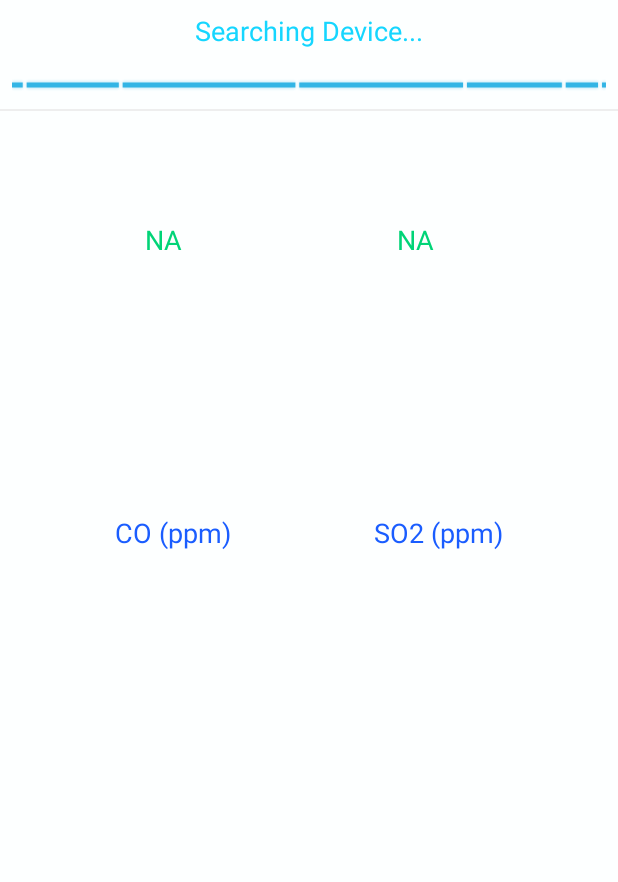
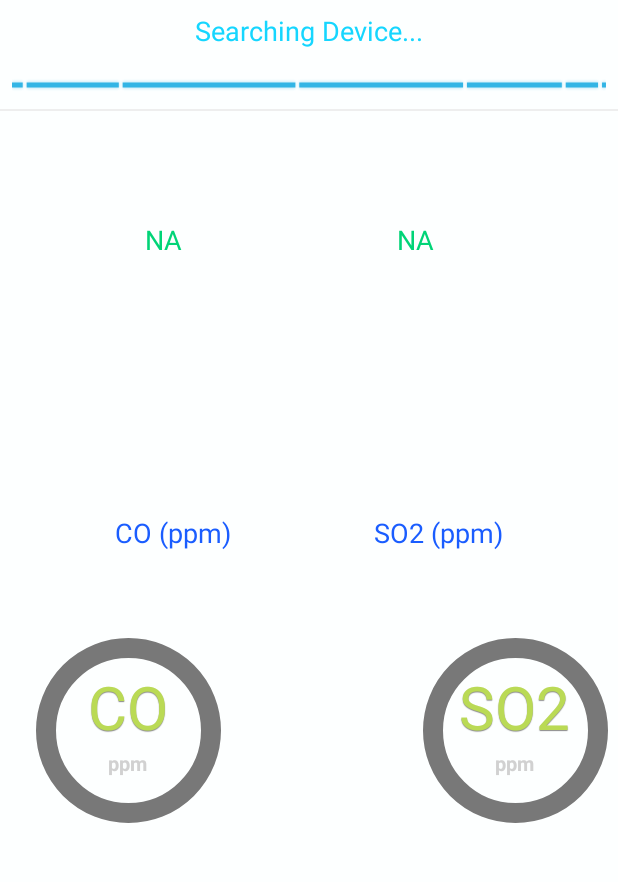
Before and after one commit to ChanakaCooray/AirPollutionMonitoring-AndroidApp, an Android app: the screen it shows after launch (DeviceListActivity), on a phone screen of 412 x 824 dp, the part 121-1003 px from its top. Run offline under Robolectric (Android 15) with nearby library versions, the phone set to English and light mode, and no system bars.

Commit message:
Adding UI library

```diff
--- /dev/null
+++ b/library/src/main/java/com/lylc/widget/circularprogressbar/CircularProgressBar.java
@@ -0,0 +1,287 @@
+/*
+ * Copyright 2013 Leon Cheng
+ *
+ * Licensed under the Apache License, Version 2.0 (the "License");
+ * you may not use this file except in compliance with the License.
+ * You may obtain a copy of the License at
+ *
+ *     http://www.apache.org/licenses/LICENSE-2.0
+ *
+ * Unless required by applicable law or agreed to in writing, software
+ * distributed under the License is distributed on an "AS IS" BASIS,
+ * WITHOUT WARRANTIES OR CONDITIONS OF ANY KIND, either express or implied.
+ * See the License for the specific language governing permissions and
+ * limitations under the License.
+ */
+
+package com.lylc.widget.circularprogressbar;
+
+import android.animation.Animator;
+import android.animation.Animator.AnimatorListener;
+import android.animation.ObjectAnimator;
+import android.animation.ValueAnimator;
+import android.animation.ValueAnimator.AnimatorUpdateListener;
+import android.content.Context;
+import android.content.res.Resources;
+import android.content.res.TypedArray;
+import android.graphics.Canvas;
+import android.graphics.Color;
+import android.graphics.Paint;
+import android.graphics.Paint.Style;
+import android.graphics.RectF;
+import android.graphics.Typeface;
+import android.text.TextUtils;
+import android.util.AttributeSet;
+import android.util.Log;
+import android.view.View;
+import android.view.animation.LinearInterpolator;
+import android.widget.ProgressBar;
+import com.lylc.widget.circularprogressbar.R;
+
+public class CircularProgressBar extends ProgressBar{
+	private static final String TAG = "CircularProgressBar";
+
+	private static final int STROKE_WIDTH = 20;
+
+	private String mTitle = "";
+	private String mSubTitle = "";
+
+	private int mStrokeWidth = STROKE_WIDTH;
+
+	private final RectF mCircleBounds = new RectF();
+
+	private final Paint mProgressColorPaint = new Paint();
+	private final Paint mBackgroundColorPaint = new Paint();
+	private final Paint mTitlePaint = new Paint();
+	private final Paint mSubtitlePaint = new Paint();
+
+	private boolean mHasShadow = true;
+	private int mShadowColor = Color.BLACK;
+
+	public interface ProgressAnimationListener{
+		public void onAnimationStart();
+		public void onAnimationFinish();
+		public void onAnimationProgress(int progress);
+	}
+
+	public CircularProgressBar(Context context) {
+		super(context);
+		init(null, 0);
+	}
+
+	public CircularProgressBar(Context context, AttributeSet attrs) {
+		super(context, attrs);
+		init(attrs, 0);
+	}
+
+	public CircularProgressBar(Context context, AttributeSet attrs, int defStyle) {
+		super(context, attrs, defStyle);
+		init(attrs, defStyle);
+	}
+
+	public void init(AttributeSet attrs, int style){
+		//so that shadow shows up properly for lines and arcs
+		setLayerType(View.LAYER_TYPE_SOFTWARE, null);
+
+		TypedArray a = getContext().obtainStyledAttributes(attrs,
+				R.styleable.CircularProgressBar, style, 0);
+
+		String color;
+		Resources res = getResources();
+
+		this.mHasShadow = a.getBoolean(R.styleable.CircularProgressBar_cpb_hasShadow, true);
+
+		color = a.getString(R.styleable.CircularProgressBar_cpb_progressColor);
+		if(color==null)
+			mProgressColorPaint.setColor(res.getColor(R.color.circular_progress_default_progress));
+		else
+			mProgressColorPaint.setColor(Color.parseColor(color));
+
+		color = a.getString(R.styleable.CircularProgressBar_cpb_backgroundColor);
+		if(color==null)
+			mBackgroundColorPaint.setColor(res.getColor(R.color.circular_progress_default_background));
+		else
+			mBackgroundColorPaint.setColor(Color.parseColor(color));
+
+		color = a.getString(R.styleable.CircularProgressBar_cpb_titleColor);
+		if(color==null)
+			mTitlePaint.setColor(res.getColor(R.color.circular_progress_default_title));
+		else
+			mTitlePaint.setColor(Color.parseColor(color));
+
+		color = a.getString(R.styleable.CircularProgressBar_cpb_subtitleColor);
+		if(color==null)
+			mSubtitlePaint.setColor(res.getColor(R.color.circular_progress_default_subtitle));
+		else
+			mSubtitlePaint.setColor(Color.parseColor(color));
+
+
+		String t = a.getString(R.styleable.CircularProgressBar_cpb_title);
+		if(t!=null)
+			mTitle = t;
+
+		t = a.getString(R.styleable.CircularProgressBar_cpb_subtitle);
+		if(t!=null)
+			mSubTitle = t;
+
+		mStrokeWidth = a.getInt(R.styleable.CircularProgressBar_cpb_strokeWidth, STROKE_WIDTH);
+
+		a.recycle();
+
+
+		mProgressColorPaint.setAntiAlias(true);
+		mProgressColorPaint.setStyle(Paint.Style.STROKE);
+		mProgressColorPaint.setStrokeWidth(mStrokeWidth);
+
+		mBackgroundColorPaint.setAntiAlias(true);
+		mBackgroundColorPaint.setStyle(Paint.Style.STROKE);
+		mBackgroundColorPaint.setStrokeWidth(mStrokeWidth);
+
+		mTitlePaint.setTextSize(60);
+		mTitlePaint.setStyle(Style.FILL);
+		mTitlePaint.setAntiAlias(true);
+		mTitlePaint.setTypeface(Typeface.create("Roboto-Thin", Typeface.NORMAL));
+		mTitlePaint.setShadowLayer(0.1f, 0, 1, Color.GRAY);
+
+		mSubtitlePaint.setTextSize(20);
+		mSubtitlePaint.setStyle(Style.FILL);
+		mSubtitlePaint.setAntiAlias(true);
+		mSubtitlePaint.setTypeface(Typeface.create("Roboto-Thin", Typeface.BOLD));
+		//		mSubtitlePaint.setShadowLayer(0.1f, 0, 1, Color.GRAY);
+	}
+
+	@Override
+	protected synchronized void onDraw(Canvas canvas) {
+		canvas.drawArc(mCircleBounds, 0, 360 , false, mBackgroundColorPaint);
+
+		int prog = getProgress();
+		float scale = getMax() > 0 ? (float)prog/getMax() *360: 0;
+
+		if(mHasShadow)
+			mProgressColorPaint.setShadowLayer(	3, 0, 1, mShadowColor);
+		canvas.drawArc(mCircleBounds, 270, scale , false, mProgressColorPaint);
+
+
+		if(!TextUtils.isEmpty(mTitle)){
+			int xPos =  (int)(getMeasuredWidth()/2 - mTitlePaint.measureText(mTitle) / 2);
+			int yPos = (int) (getMeasuredHeight()/2);
+
+			float titleHeight = Math.abs(mTitlePaint.descent() + mTitlePaint.ascent());
+			if(TextUtils.isEmpty(mSubTitle)){
+				yPos += titleHeight/2;
+			}
+			canvas.drawText(mTitle, xPos, yPos, mTitlePaint);
+
+			yPos += titleHeight;
+			xPos = (int)(getMeasuredWidth()/2 - mSubtitlePaint.measureText(mSubTitle) / 2);
+
+			canvas.drawText(mSubTitle, xPos, yPos, mSubtitlePaint);
+		}
+
+		super.onDraw(canvas);
+	}
+
+	@Override
+	protected void onMeasure(final int widthMeasureSpec, final int heightMeasureSpec) {
+		final int height = getDefaultSize(getSuggestedMinimumHeight(), heightMeasureSpec);
+		final int width = getDefaultSize(getSuggestedMinimumWidth(), widthMeasureSpec);
+		final int min = Math.min(width, height);
+		setMeasuredDimension(min+2*STROKE_WIDTH, min+2*STROKE_WIDTH);
+
+		mCircleBounds.set(STROKE_WIDTH, STROKE_WIDTH, min+STROKE_WIDTH, min+STROKE_WIDTH);
+	}
+
+	@Override
+	public synchronized void setProgress(int progress) {
+		super.setProgress(progress);
+
+		// the setProgress super will not change the details of the progress bar
+		// anymore so we need to force an update to redraw the progress bar
+		invalidate();
+	}
+
+	public void animateProgressTo(final int start, final int end, final ProgressAnimationListener listener){
+		if(start!=0)
+			setProgress(start);
+
+		final ObjectAnimator progressBarAnimator = ObjectAnimator.ofFloat(this, "animateProgress", start, end);
+		progressBarAnimator.setDuration(1500);
+		//		progressBarAnimator.setInterpolator(new AnticipateOvershootInterpolator(2f, 1.5f));
+		progressBarAnimator.setInterpolator(new LinearInterpolator());
+
+		progressBarAnimator.addListener(new AnimatorListener() {
+			@Override
+			public void onAnimationCancel(final Animator animation) {
+			}
+
+			@Override
+			public void onAnimationEnd(final Animator animation) {
+				CircularProgressBar.this.setProgress(end);
+				if(listener!=null)
+					listener.onAnimationFinish();
+			}
+
+			@Override
+			public void onAnimationRepeat(final Animator animation) {
+			}
+
+			@Override
+			public void onAnimationStart(final Animator animation) {
+				if(listener!=null)
+					listener.onAnimationStart();
+			}
+		});
+
+		progressBarAnimator.addUpdateListener(new AnimatorUpdateListener() {
+			@Override
+			public void onAnimationUpdate(final ValueAnimator animation) {
+				int progress = ((Float) animation.getAnimatedValue()).intValue();
+				if(progress!=CircularProgressBar.this.getProgress()){
+					Log.d(TAG, progress + "");
+					CircularProgressBar.this.setProgress(progress);
+					if(listener!=null)
+						listener.onAnimationProgress(progress);
+				}
+			}
+		});
+		progressBarAnimator.start();
+	}
+
+	public synchronized void setTitle(String title){
+		this.mTitle = title;
+		invalidate();
+	}
+
+	public synchronized void setSubTitle(String subtitle){
+		this.mSubTitle = subtitle;
+		invalidate();
+	}
+
+	public synchronized void setSubTitleColor(int color){
+		mSubtitlePaint.setColor(color);
+		invalidate();
+	}
+
+	public synchronized void setTitleColor(int color){
+		mTitlePaint.setColor(color);
+		invalidate();
+	}
+
+	public synchronized void setHasShadow(boolean flag){
+		this.mHasShadow = flag;
+		invalidate();
+	}
+
+	public synchronized void setShadow(int color){
+		this.mShadowColor = color;
+		invalidate();
+	}
+
+	public String getTitle(){
+		return mTitle;
+	}
+
+	public boolean getHasShadow(){
+		return mHasShadow;
+	}
+}
--- /dev/null
+++ b/library/src/main/res/values/colors.xml
@@ -0,0 +1,7 @@
+<?xml version="1.0" encoding="utf-8"?>
+<resources>
+    <color name="circular_progress_default_progress">#bada55</color>
+	<color name="circular_progress_default_background">#787878</color>
+	<color name="circular_progress_default_title">#bada55</color>
+	<color name="circular_progress_default_subtitle">#D1D1D1</color>
+</resources>
--- /dev/null
+++ b/library/src/main/res/values/styles.xml
@@ -0,0 +1,22 @@
+<?xml version="1.0" encoding="utf-8"?>
+
+<resources xmlns:android="http://schemas.android.com/apk/res/android" xmlns:circular="http://schemas.android.com/apk/res/com.vimana.widgets.progressbar">
+
+    <style name="Widget"/>
+
+    <style name="Widget.ProgressBar.CircularProgressBar" parent="Widget">
+        <item name="android:indeterminateOnly">false</item>
+        <item name="android:adjustViewBounds">true</item>
+        <item name="cpb_progressColor">@color/circular_progress_default_progress</item>
+        <item name="cpb_hasShadow">true</item>
+        <item name="cpb_strokeWidth">20</item>
+        <item name="cpb_titleColor">@color/circular_progress_default_title</item>
+        <item name="cpb_subtitleColor">@color/circular_progress_default_subtitle</item>
+    </style>
+
+    <style name="Widget.ProgressBar.Holo.CircularProgressBar" parent="Widget.ProgressBar.CircularProgressBar">
+        <item name="cpb_hasShadow">false</item>
+        <item name="cpb_strokeWidth">5</item>
+    </style>
+
+</resources>
--- a/settings.gradle
+++ b/settings.gradle
@@ -1 +1 @@
-include 'usbSerialForAndroid', 'usbSerialExamples'
+include 'usbSerialForAndroid', 'library', 'usbSerialExamples'
--- a/usbSerialExamples/build.gradle
+++ b/usbSerialExamples/build.gradle
@@ -30,4 +30,6 @@ dependencies {
     compile 'com.couchbase.lite:couchbase-lite-android:1.1.0-17'
 
     compile project(':usbSerialForAndroid')
+
+    compile project(':library')
 }
--- a/usbSerialExamples/src/main/AndroidManifest.xml
+++ b/usbSerialExamples/src/main/AndroidManifest.xml
@@ -4,7 +4,7 @@
     android:versionCode="1"
     android:versionName="1.0">
 
-    <uses-sdk android:minSdkVersion="12" />
+    <uses-sdk android:minSdkVersion="15" />
 
     <uses-feature
         android:name="android.hardware.usb.host"
--- a/usbSerialExamples/src/main/java/com/hoho/android/usbserial/examples/DeviceListActivity.java
+++ b/usbSerialExamples/src/main/java/com/hoho/android/usbserial/examples/DeviceListActivity.java
@@ -16,6 +16,8 @@ import android.widget.ProgressBar;
 import android.widget.ScrollView;
 import android.widget.TextView;
 import android.widget.Toast;
+
+import com.lylc.widget.circularprogressbar.CircularProgressBar;
 
 /**
  * Main activity in application which start background process to handle USB data receive and sync.
@@ -38,6 +40,9 @@ public class DeviceListActivity extends Activity implements UsbDataReceiver.Rece
     private boolean syncData;
     private int updateFrequency;
 
+    CircularProgressBar coBar;
+    CircularProgressBar so2Bar;
+
     @Override
     public void onCreate(Bundle savedInstanceState) {
         super.onCreate(savedInstanceState);
@@ -55,6 +60,8 @@ public class DeviceListActivity extends Activity implements UsbDataReceiver.Rece
         mReceiver = new UsbDataReceiver(new Handler());
         mReceiver.setReceiver(this);
 
+        coBar = (CircularProgressBar) findViewById(R.id.coBar);
+        so2Bar = (CircularProgressBar) findViewById(R.id.so2Bar);
 
         actionBar = getActionBar();
         actionBar.setDisplayHomeAsUpEnabled(true);
@@ -132,6 +139,9 @@ public class DeviceListActivity extends Activity implements UsbDataReceiver.Rece
 
                     mCOValue.setText(results[0]);
                     mSO2Value.setText(results[1]);
+
+                    coBar.setProgress(Integer.parseInt(results[0])/10);
+                    so2Bar.setProgress(Integer.parseInt(results[1]) / 10);
                 }
                 break;
 
--- a/usbSerialExamples/src/main/java/com/hoho/android/usbserial/examples/SerialConsoleActivity.java
+++ b/usbSerialExamples/src/main/java/com/hoho/android/usbserial/examples/SerialConsoleActivity.java
@@ -116,7 +116,6 @@ public class SerialConsoleActivity extends Activity {
                     on=true;
                 }
                 mSerialIoManager.writeAsync(s.getBytes());
-
             }
         });
     }
--- a/usbSerialExamples/src/main/res/layout/main.xml
+++ b/usbSerialExamples/src/main/res/layout/main.xml
@@ -1,5 +1,7 @@
 <?xml version="1.0" encoding="utf-8"?>
 <RelativeLayout xmlns:android="http://schemas.android.com/apk/res/android"
+    xmlns:circular="http://schemas.android.com/apk/res-auto"
+    xmlns:tools="http://schemas.android.com/tools"
     android:layout_width="match_parent"
     android:layout_height="match_parent"
     android:background="#fffdffff">
@@ -110,4 +112,29 @@
         android:layout_alignRight="@+id/progressBarTitle"
         android:layout_alignEnd="@+id/progressBarTitle" />
 
+
+    <com.lylc.widget.circularprogressbar.CircularProgressBar
+        android:id="@+id/coBar"
+        style="@style/Widget.ProgressBar.CircularProgressBar"
+        android:layout_width="110dip"
+        android:layout_height="110dip"
+        circular:cpb_subtitle="ppm"
+        circular:cpb_title="CO"
+        android:layout_alignTop="@+id/so2Bar"
+        android:layout_alignRight="@+id/carbon_monoxide"
+        android:layout_alignEnd="@+id/carbon_monoxide" />
+
+    <com.lylc.widget.circularprogressbar.CircularProgressBar
+        android:id="@+id/so2Bar"
+        style="@style/Widget.ProgressBar.CircularProgressBar"
+        android:layout_width="110dip"
+        android:layout_height="110dip"
+        circular:cpb_subtitle="ppm"
+        circular:cpb_title="SO2"
+        android:layout_marginTop="51dp"
+        android:layout_below="@+id/textView"
+        android:layout_alignParentRight="true"
+        android:layout_alignParentEnd="true" />
+
+
 </RelativeLayout>
--- a/usbSerialExamples/src/main/res/xml/preferences.xml
+++ b/usbSerialExamples/src/main/res/xml/preferences.xml
@@ -1,11 +1,7 @@
 <?xml version="1.0" encoding="utf-8"?>
 <PreferenceScreen xmlns:android="http://schemas.android.com/apk/res/android">
-
     <CheckBoxPreference android:title="Application Sync"
         android:defaultValue="true"
         android:summary="This option if selected will allow the application to sync sensor data with server"
         android:key="syncData" />
-
-
-
 </PreferenceScreen>
```
Also changed, not shown: library/build.gradle (added, +18 -0 lines), library/src/main/AndroidManifest.xml (added, +7 -0 lines), library/src/main/res/values/attrs.xml (added, +13 -0 lines).
